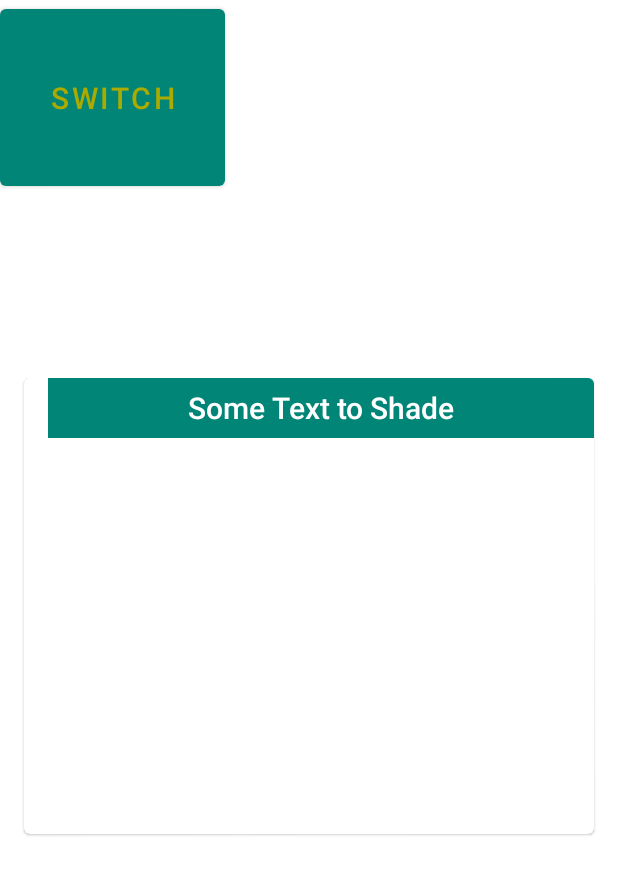
After one commit to kdoub4/Fantastiqa, an Android app: the layout material_l.xml on its own in the app's theme, with its tools: preview values and no code run, on a phone screen of 412 x 824 dp. The commit adds this screen. Shown: the top 875 px of the screen. Run offline under Robolectric (Android 15) with nearby library versions, the phone set to English and light mode, and no system bars.

Commit message:
config changes, created card and button

```diff
--- a/app/build.gradle
+++ b/app/build.gradle
@@ -10,6 +10,7 @@ android {
         versionCode 1
         versionName "1.0"
         testInstrumentationRunner "androidx.test.runner.AndroidJUnitRunner"
+        vectorDrawables.useSupportLibrary = true
     }
     buildTypes {
         release {
@@ -31,4 +32,8 @@ dependencies {
     androidTestImplementation 'androidx.test.espresso:espresso-core:3.1.1'
     implementation 'androidx.recyclerview:recyclerview:1.1.0'
     implementation 'androidx.cardview:cardview:1.0.0'
+    implementation 'com.android.support:design:23.4.0'
+    implementation 'androidx.coordinatorlayout:coordinatorlayout:1.1.0'
+    implementation 'com.google.android.material:material:1.1.0'
+
 }
--- a/app/src/main/AndroidManifest.xml
+++ b/app/src/main/AndroidManifest.xml
@@ -9,7 +9,7 @@
         android:roundIcon="@mipmap/ic_launcher_round"
         android:supportsRtl="true"
         android:theme="@style/AppTheme">
-        <activity android:name=".screens.controllers.MainActivity">
+        <activity android:name=".MaterialActivity">
             <intent-filter>
                 <action android:name="android.intent.action.MAIN" />
 
--- /dev/null
+++ b/app/src/main/res/layout/material_l.xml
@@ -0,0 +1,54 @@
+<?xml version="1.0" encoding="utf-8"?>
+
+<androidx.coordinatorlayout.widget.CoordinatorLayout
+    xmlns:android="http://schemas.android.com/apk/res/android"
+    xmlns:app="http://schemas.android.com/apk/res-auto"
+    android:id="@+id/main_content"
+    android:layout_width="match_parent"
+    android:layout_height="match_parent">
+
+	<com.google.android.material.card.MaterialCardView
+    android:id="@+id/card_view"
+    android:layout_width="match_parent"
+    android:layout_height="@dimen/card_height"
+    android:layout_gravity="center"
+    android:layout_marginBottom="@dimen/md_keylines"
+    android:layout_marginLeft="@dimen/md_keylines"
+    android:layout_marginRight="@dimen/md_keylines"
+    app:rippleColor="@color/colorAccent"
+    android:clickable="true"
+    android:enabled="false"
+        android:foreground="?attr/selectableItemBackground"
+    >
+		<LinearLayout
+        android:layout_width="match_parent"
+        android:layout_height="wrap_content">
+
+        <TextView
+            android:id="@+id/card_title"
+            android:layout_width="match_parent"
+            android:layout_height="@dimen/card_title_height"
+            android:layout_marginLeft="@dimen/md_keylines"
+            android:text="Some Text to Shade"
+            android:textAppearance="@style/TextAppearance.AppCompat.Title"
+            android:textColor="@color/white"
+            android:background="@color/colorPrimary"
+            android:enabled="false"
+            />
+
+
+	</LinearLayout>
+ </com.google.android.material.card.MaterialCardView>
+        <Button
+            android:id="@+id/buttonMove"
+            android:layout_width="150dp"
+            android:layout_height="130dp"
+            android:text="Switch"
+            android:textSize="20dp"
+            android:textColor="#AAAA00"
+            android:onClick="onButtonClick"
+            />
+
+
+
+</androidx.coordinatorlayout.widget.CoordinatorLayout>
--- a/app/src/main/res/values/colors.xml
+++ b/app/src/main/res/values/colors.xml
@@ -3,4 +3,9 @@
     <color name="colorPrimary">#008577</color>
     <color name="colorPrimaryDark">#00574B</color>
     <color name="colorAccent">#D81B60</color>
+
+    <color name="white">#FFFFFF</color>
+    <color name="dark_grey">#424242</color>
+    <color name="medium_grey">#9E9E9E</color>
+    <color name="button_grey">#757575</color>
 </resources>
--- a/app/src/main/res/values/styles.xml
+++ b/app/src/main/res/values/styles.xml
@@ -1,7 +1,7 @@
 <resources>
 
     <!-- Base application theme. -->
-    <style name="AppTheme" parent="Theme.AppCompat.Light.NoActionBar">
+    <style name="AppTheme" parent="Theme.MaterialComponents.Light.NoActionBar">
         <!-- Customize your theme here. -->
         <item name="colorPrimary">@color/colorPrimary</item>
         <item name="colorPrimaryDark">@color/colorPrimaryDark</item>
```
Also changed, not shown: app/src/main/java/com/example/fantastiqa/MaterialActivity.java (added, +23 -0 lines), app/src/main/res/values/dimens.xml (added, +35 -0 lines).
